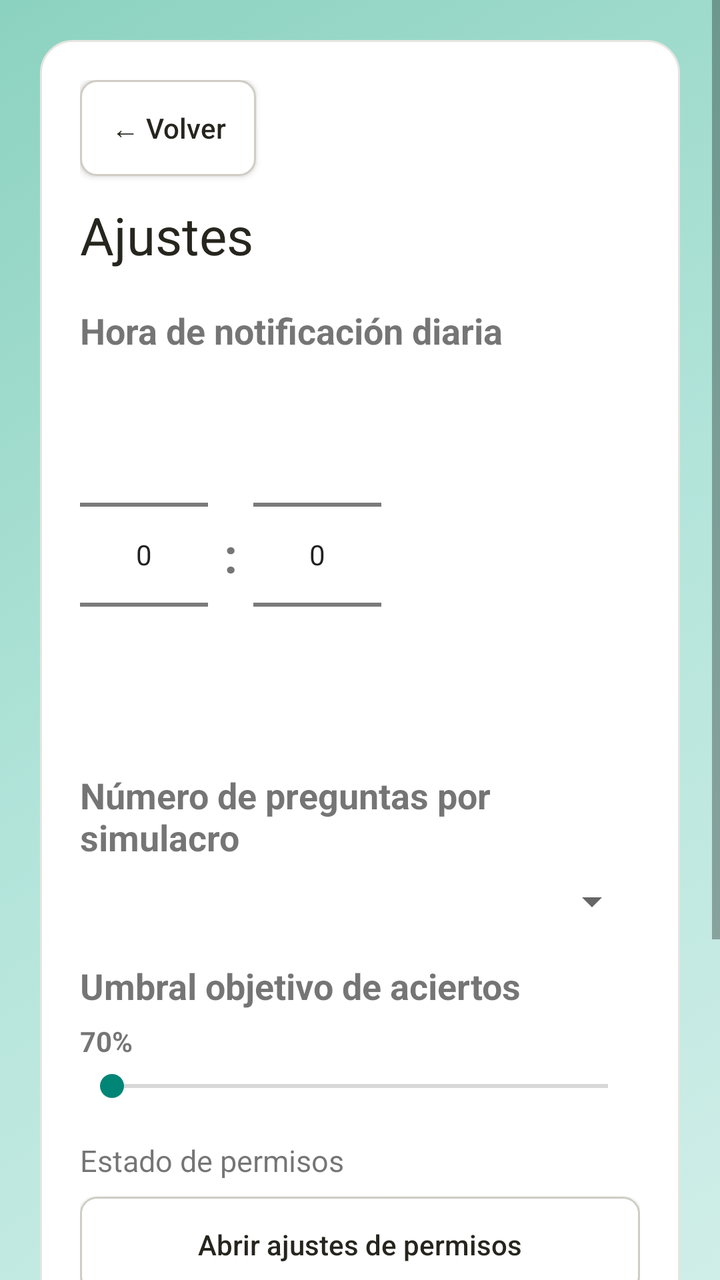
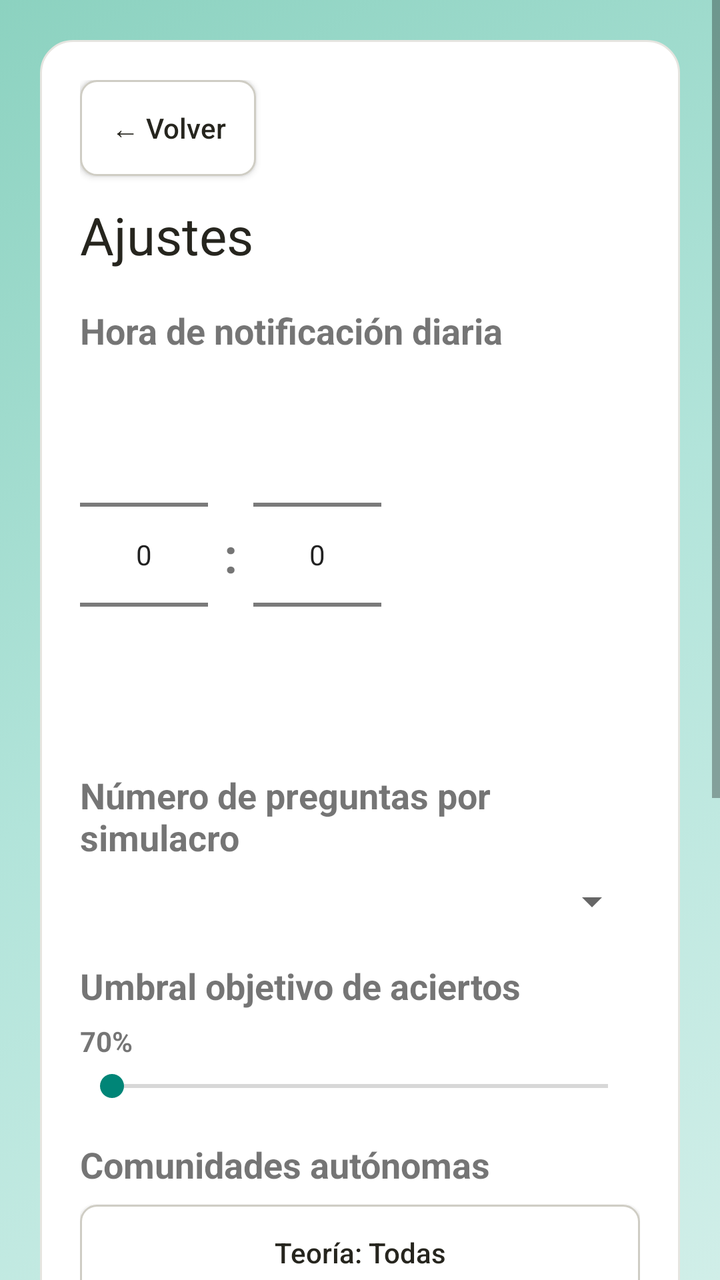

An Android layout rendered at two revisions. The XML below is the earlier revision; the diff shows what the commit changed to produce the second picture.
<!-- AndroidManifest.xml: application theme Theme.AppCompat.Light.NoActionBar -->
<!-- res/layout/activity_settings.xml -->
<?xml version="1.0" encoding="utf-8"?>
<ScrollView xmlns:android="http://schemas.android.com/apk/res/android"
    android:layout_width="match_parent"
    android:layout_height="match_parent"
    android:background="@drawable/bg_gradient_anim"
    android:fillViewport="true">

    <LinearLayout
        android:layout_width="match_parent"
        android:layout_height="wrap_content"
        android:orientation="vertical"
        android:padding="20dp">

        <LinearLayout
            android:layout_width="match_parent"
            android:layout_height="wrap_content"
            android:background="@drawable/pastel_panel"
            android:orientation="vertical"
            android:padding="20dp">

            <Button
                android:id="@+id/cancelSettingsButton"
                android:layout_width="wrap_content"
                android:layout_height="wrap_content"
                android:layout_marginBottom="12dp"
                android:background="@drawable/button_soft_action"
                android:text="← Volver"
                android:textAllCaps="false"
                android:textColor="@color/ink" />

            <TextView
                android:layout_width="wrap_content"
                android:layout_height="wrap_content"
                android:text="Ajustes"
                android:textSize="26sp"
                android:textColor="@color/ink" />

            <TextView
                android:layout_width="wrap_content"
                android:layout_height="wrap_content"
                android:layout_marginTop="18dp"
                android:text="Hora de notificación diaria"
                android:textSize="18sp"
                android:textStyle="bold" />

            <LinearLayout
                android:layout_width="wrap_content"
                android:layout_height="wrap_content"
                android:layout_marginTop="10dp"
                android:orientation="horizontal">

                <NumberPicker
                    android:id="@+id/hourPicker"
                    android:layout_width="wrap_content"
                    android:layout_height="wrap_content" />

                <TextView
                    android:layout_width="wrap_content"
                    android:layout_height="wrap_content"
                    android:layout_gravity="center_vertical"
                    android:layout_marginHorizontal="8dp"
                    android:text=":"
                    android:textSize="24sp"
                    android:textStyle="bold" />

                <NumberPicker
                    android:id="@+id/minutePicker"
                    android:layout_width="wrap_content"
                    android:layout_height="wrap_content" />
            </LinearLayout>

            <TextView
                android:layout_width="wrap_content"
                android:layout_height="wrap_content"
                android:layout_marginTop="18dp"
                android:text="Número de preguntas por simulacro"
                android:textSize="18sp"
                android:textStyle="bold" />

            <Spinner
                android:id="@+id/questionCountSpinner"
                android:layout_width="match_parent"
                android:layout_height="wrap_content"
                android:layout_marginTop="8dp" />

            <TextView
                android:layout_width="wrap_content"
                android:layout_height="wrap_content"
                android:layout_marginTop="18dp"
                android:text="Umbral objetivo de aciertos"
                android:textSize="18sp"
                android:textStyle="bold" />

            <TextView
                android:id="@+id/thresholdValueText"
                android:layout_width="wrap_content"
                android:layout_height="wrap_content"
                android:layout_marginTop="6dp"
                android:text="70%"
                android:textStyle="bold" />

            <SeekBar
                android:id="@+id/thresholdSlider"
                android:layout_width="match_parent"
                android:layout_height="wrap_content"
                android:layout_marginTop="4dp"
                android:max="100" />

            <TextView
                android:id="@+id/permissionStatusText"
                android:layout_width="match_parent"
                android:layout_height="wrap_content"
                android:layout_marginTop="18dp"
                android:text="Estado de permisos"
                android:textSize="15sp" />

            <Button
                android:id="@+id/openPermissionSettingsButton"
                android:layout_width="match_parent"
                android:layout_height="wrap_content"
                android:layout_marginTop="8dp"
                android:background="@drawable/button_soft_action"
                android:text="Abrir ajustes de permisos"
                android:textAllCaps="false"
                android:textColor="@color/ink" />

            <Button
                android:id="@+id/testNotificationButton"
                android:layout_width="match_parent"
                android:layout_height="wrap_content"
                android:layout_marginTop="18dp"
                android:background="@drawable/button_soft_action"
                android:text="Probar notificación ahora"
                android:textAllCaps="false"
                android:textColor="@color/ink" />

            <Button
                android:id="@+id/onboardingButton"
                android:layout_width="match_parent"
                android:layout_height="wrap_content"
                android:layout_marginTop="12dp"
                android:background="@drawable/button_soft_action"
                android:text="Ver tutorial de bienvenida"
                android:textAllCaps="false"
                android:textColor="@color/ink" />

            <Button
                android:id="@+id/saveSettingsButton"
                android:layout_width="match_parent"
                android:layout_height="wrap_content"
                android:layout_marginTop="12dp"
                android:background="@drawable/button_soft_action"
                android:text="Guardar"
                android:textAllCaps="false"
                android:textColor="@color/ink" />

        </LinearLayout>
    </LinearLayout>

</ScrollView>
<!-- resources referenced by this layout -->
<resources>
  <color name="ink">#26251e</color>
  <!-- drawable bg_gradient_anim (drawable) -->
  ﻿<?xml version="1.0" encoding="utf-8"?>
  <animation-list xmlns:android="http://schemas.android.com/apk/res/android"
      android:oneshot="false">
      <item android:duration="3000">
          <shape android:shape="rectangle">
              <gradient
                  android:angle="135"
                  android:startColor="#FFD0EEE8"
                  android:centerColor="#FFB2E4DA"
                  android:endColor="#FF8CD2C0"
                  android:type="linear" />
          </shape>
      </item>
      <item android:duration="3000">
          <shape android:shape="rectangle">
              <gradient
                  android:angle="45"
                  android:startColor="#FF8CD2C0"
                  android:centerColor="#FFA8DDD2"
                  android:endColor="#FFD0EEE8"
                  android:type="linear" />
          </shape>
      </item>
      <item android:duration="3000">
          <shape android:shape="rectangle">
              <gradient
                  android:angle="90"
                  android:startColor="#FFB2E4DA"
                  android:centerColor="#FFD0EEE8"
                  android:endColor="#FF8CD2C0"
                  android:type="linear" />
          </shape>
      </item>
      <item android:duration="3000">
          <shape android:shape="rectangle">
              <gradient
                  android:angle="270"
                  android:startColor="#FFEAF7F4"
                  android:centerColor="#FF8CD2C0"
                  android:endColor="#FFB2E4DA"
                  android:type="linear" />
          </shape>
      </item>
  </animation-list>
  <!-- drawable button_soft_action (drawable) -->
  ﻿<?xml version="1.0" encoding="utf-8"?>
  <ripple xmlns:android="http://schemas.android.com/apk/res/android"
      android:color="#FF70BFA9">
      <item android:id="@android:id/mask">
          <shape android:shape="rectangle">
              <solid android:color="#FFFFFFFF" />
              <corners android:radius="8dp" />
          </shape>
      </item>
      <item>
          <selector>
              <item android:state_pressed="true">
                  <shape android:shape="rectangle">
                      <solid android:color="#FFB2E4DA" />
                      <corners android:radius="8dp" />
                      <stroke android:width="2dp" android:color="#FF70BFA9" />
                  </shape>
              </item>
              <item>
                  <shape android:shape="rectangle">
                      <solid android:color="@color/surface_card" />
                      <corners android:radius="8dp" />
                      <stroke android:width="1dp" android:color="@color/hairline_strong" />
                  </shape>
              </item>
          </selector>
      </item>
  </ripple>
  <!-- drawable pastel_panel (drawable) -->
  <?xml version="1.0" encoding="utf-8"?>
  <shape xmlns:android="http://schemas.android.com/apk/res/android"
      android:shape="rectangle">
      <solid android:color="@android:color/white" />
      <corners android:radius="16dp" />
      <stroke
          android:width="1dp"
          android:color="@color/hairline" />
  </shape>
  <color name="surface_card">#ffffff</color>
  <color name="hairline_strong">#cfcdc4</color>
  <color name="hairline">#e6e5e0</color>
</resources>

<!-- the commit's change to res/layout/activity_settings.xml (unified diff, before → after) -->
@@ -107,6 +107,34 @@
                 android:max="100" />
 
             <TextView
+                android:layout_width="wrap_content"
+                android:layout_height="wrap_content"
+                android:layout_marginTop="18dp"
+                android:text="Comunidades autónomas"
+                android:textSize="18sp"
+                android:textStyle="bold" />
+
+            <Button
+                android:id="@+id/selectTheoryCommunitiesButton"
+                android:layout_width="match_parent"
+                android:layout_height="wrap_content"
+                android:layout_marginTop="8dp"
+                android:background="@drawable/button_soft_action"
+                android:text="Teoría: Todas"
+                android:textAllCaps="false"
+                android:textColor="@color/ink" />
+
+            <Button
+                android:id="@+id/selectLegislationCommunitiesButton"
+                android:layout_width="match_parent"
+                android:layout_height="wrap_content"
+                android:layout_marginTop="8dp"
+                android:background="@drawable/button_soft_action"
+                android:text="Legislación: Todas"
+                android:textAllCaps="false"
+                android:textColor="@color/ink" />
+
+            <TextView
                 android:id="@+id/permissionStatusText"
                 android:layout_width="match_parent"
                 android:layout_height="wrap_content"
